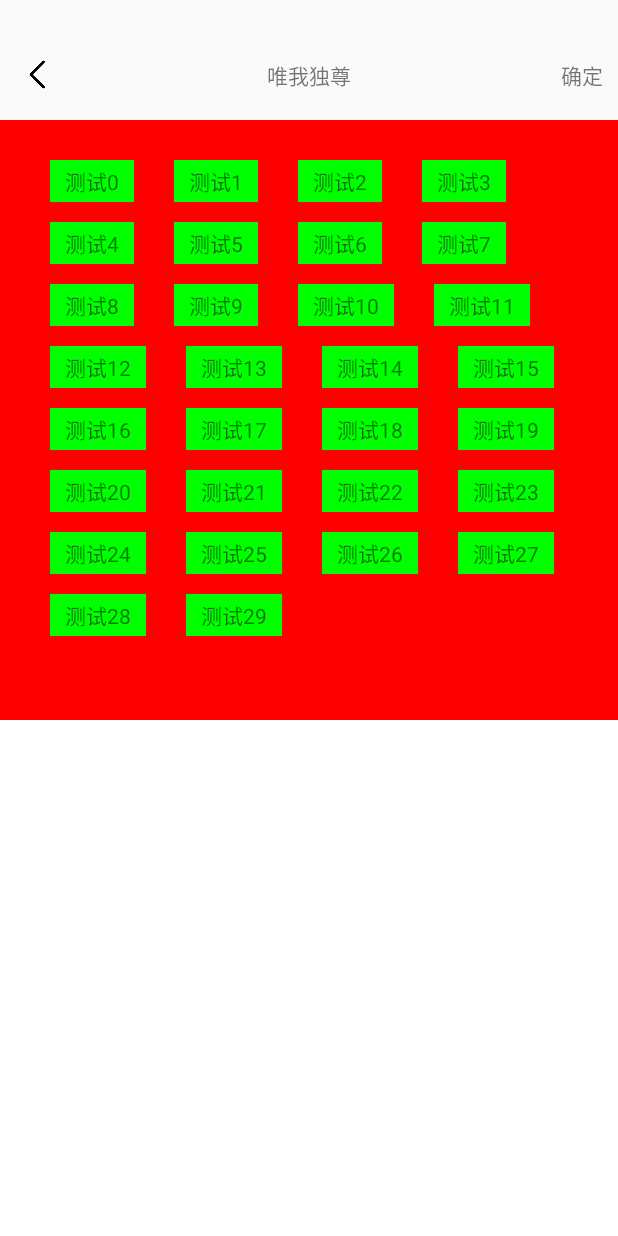
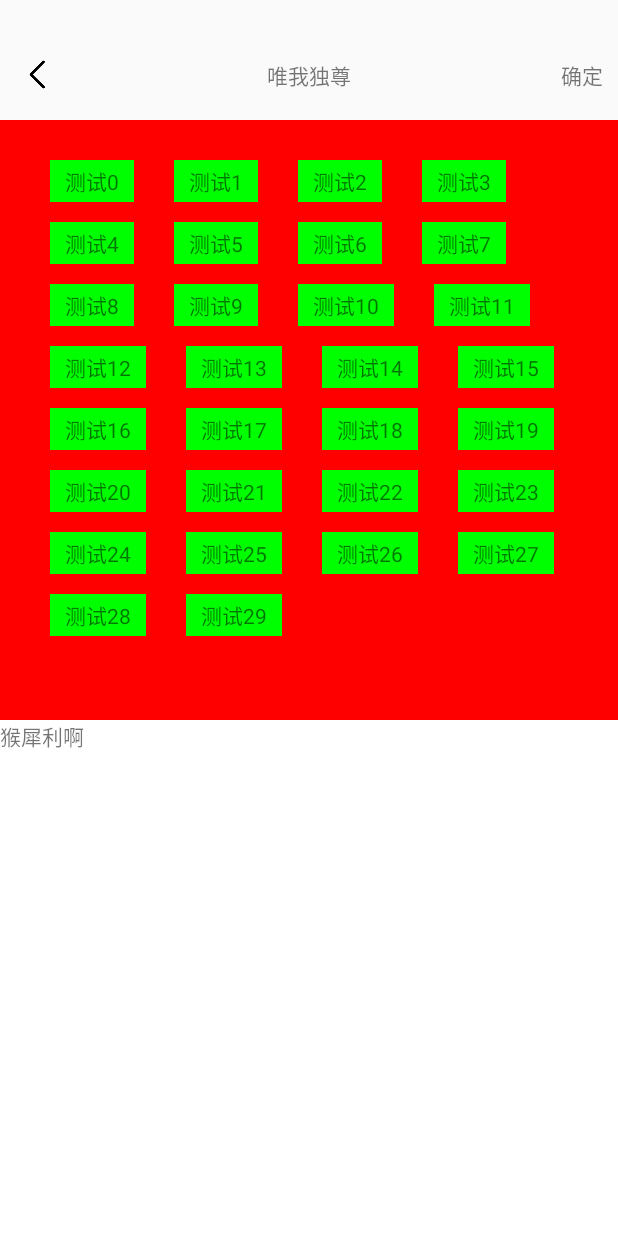
Before and after one commit to Along-PC/Green, an Android app: the screen it shows after launch (MainActivity), on a phone screen of 412 x 824 dp. Run offline under Robolectric (Android 15) with nearby library versions, the phone set to English and light mode, and no system bars; libraries missing offline, so code that uses them is left out: com.antfortune.freeline, com.orhanobut.logger; 4 statements that could not run were skipped.

Commit message:
1.调整项目结构 2.添加网络工具类

```diff
--- a/app/build.gradle
+++ b/app/build.gradle
@@ -118,6 +118,12 @@ dependencies {
     androidTestImplementation 'com.android.support.test.espresso:espresso-core:3.0.1'
     //日志打印工具
     implementation 'com.orhanobut:logger:2.1.1'
+    //网络请求工具
+    implementation 'com.squareup.okhttp3:okhttp:3.10.0'
+    //网络请求拦截器
+    implementation 'com.squareup.okhttp3:logging-interceptor:3.10.0'
+    //json解析
+    implementation 'com.google.code.gson:gson:2.8.2'
 
 
 }
--- a/app/src/main/AndroidManifest.xml
+++ b/app/src/main/AndroidManifest.xml
@@ -1,6 +1,8 @@
 <?xml version="1.0" encoding="utf-8"?>
 <manifest xmlns:android="http://schemas.android.com/apk/res/android"
     package="com.example.along">
+
+    <uses-permission android:name="android.permission.INTERNET"/>
 
     <application
         android:name=".base.BaseApplication"
@@ -13,7 +15,7 @@
             android:name="CHANNEL"
             android:value="${CHANNEL_VALUE}" />
 
-        <activity android:name=".components.activities.MainActivity">
+        <activity android:name=".ui.activities.MainActivity">
             <intent-filter>
                 <action android:name="android.intent.action.MAIN"/>
 
--- a/app/src/main/java/com/example/along/base/BaseActivity.java
+++ b/app/src/main/java/com/example/along/base/BaseActivity.java
@@ -27,8 +27,10 @@ public abstract class BaseActivity extends Activity {
         //去除系统标题栏
         this.requestWindowFeature(Window.FEATURE_NO_TITLE);
         super.onCreate(savedInstanceState);
-        //沉浸式
+
+        //沉浸式---通知栏
         getWindow().addFlags(WindowManager.LayoutParams.FLAG_TRANSLUCENT_NAVIGATION);
+        //沉浸式---状态栏
         getWindow().addFlags(WindowManager.LayoutParams.FLAG_TRANSLUCENT_STATUS);
 
         mLayoutInflater = this.getLayoutInflater();
--- a/app/src/main/java/com/example/along/components/activities/MainActivity.java
+++ b/app/src/main/java/com/example/along/ui/activities/MainActivity.java
@@ -1,20 +1,30 @@
-package com.example.along.components.activities;
+package com.example.along.ui.activities;
 
 import android.graphics.Color;
+import android.os.Process;
 import android.view.View;
 import android.view.ViewGroup;
 import android.widget.TextView;
 
 import com.example.along.R;
 import com.example.along.base.BaseActivity;
+import com.example.along.beans.TestBean;
+import com.example.along.net.HttpCallback;
+import com.example.along.net.HttpUtils;
 import com.example.along.views.FlowLayout;
+
+import java.util.HashMap;
+import java.util.Map;
 
 public class MainActivity extends BaseActivity {
     private FlowLayout mFlowActivityMain;
+    private TextView mTvMain;
 
     @Override
     public void initView(View view) {
         mFlowActivityMain = (FlowLayout) view.findViewById(R.id.flow_activity_main);
+        mTvMain = (TextView) view.findViewById(R.id.tv_main);
+        mTvMain.setText("猴犀利啊");
     }
 
     @Override
@@ -29,6 +39,20 @@ public class MainActivity extends BaseActivity {
             textView.setLayoutParams(marginLayoutParams);
             mFlowActivityMain.addView(textView);
         }
+        System.out.println("ui:"+Process.myTid());
+
+
+        String url="http://10.0.2.2:8080/Robot/login";
+        Map<String,String> params=new HashMap<>();
+        params.put("username","along");
+        params.put("userpwd","123456");
+        HttpUtils.getInstance().get(url, params, new HttpCallback<TestBean>() {
+            @Override
+            public void onSuccessExecute(TestBean testBean) {
+                System.out.println("后边"+Process.myTid());
+                System.out.println(testBean.getStatus()+"!!"+testBean.getMsg());
+            }
+        });
     }
 
     @Override
--- a/app/src/main/res/layout/activity_main.xml
+++ b/app/src/main/res/layout/activity_main.xml
@@ -7,7 +7,7 @@
     android:layout_width="match_parent"
     android:background="#ffffff"
     android:layout_height="match_parent"
-    tools:context="com.example.along.components.activities.MainActivity">
+    tools:context="com.example.along.ui.activities.MainActivity">
 
     <com.example.along.views.FlowLayout
         android:background="#ff0000"
@@ -18,5 +18,11 @@
 
     </com.example.along.views.FlowLayout>
 
+    <TextView
+        android:id="@id/tv_main"
+        android:text="@string/string_main_text"
+        android:layout_width="match_parent"
+        android:layout_height="@dimen/size_50" />
+
 
 </LinearLayout>
--- /dev/null
+++ b/app/src/main/res/values/ids.xml
@@ -0,0 +1,4 @@
+<?xml version="1.0" encoding="utf-8"?>
+<resources>
+    <item name="tv_main" type="id"></item>
+</resources>
--- a/app/src/main/res/values/strings.xml
+++ b/app/src/main/res/values/strings.xml
@@ -1,3 +1,4 @@
 <resources>
     <string name="app_name">Along</string>
+    <string name="string_main_text">我就是玩玩</string>
 </resources>
```
Also changed, not shown: app/src/main/java/com/example/along/net/HttpCallback.java (added, +67 -0 lines), app/src/main/java/com/example/along/net/HttpUtils.java (added, +148 -0 lines), 2 other files.
